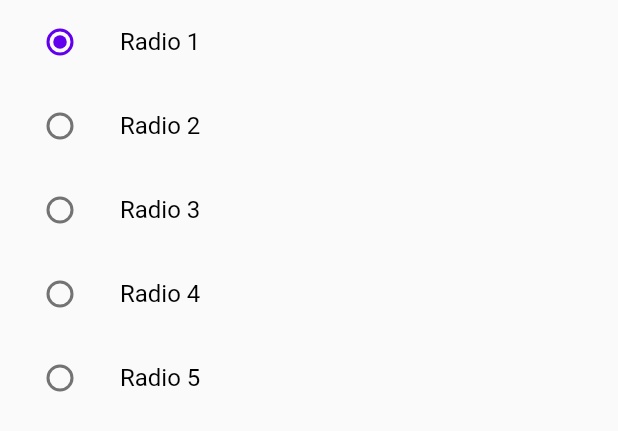
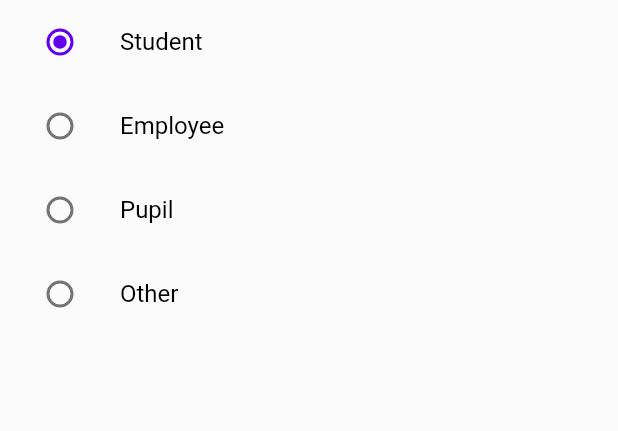
Before and after one commit to RobinNunkesser/flutter-mensa-assignment-2, a Flutter app: the SettingsPage widget shown alone on an empty page, opened directly, on a phone screen of 412 x 824 dp. Shown: the top 431 px of the screen. Run offline on Flutter 3.47's test engine with Material 2 defaults, Android fonts, the phone set to English and light mode, and no system bars; our stand-ins replace logger, shared_preferences; missing offline and left inert: meal_ports, mock_meal_adapters; accounts and stored records are empty; statements that could not run were skipped.

```diff
--- a/lib/settings_page.dart
+++ b/lib/settings_page.dart
@@ -1,21 +1,41 @@
 import 'package:flutter/material.dart';
+import 'package:shared_preferences/shared_preferences.dart';
+
+String statusKey = 'status';
 
 class SettingsPage extends StatefulWidget {
+  const SettingsPage({Key? key}) : super(key: key);
+
   @override
   State<SettingsPage> createState() => _SettingsPageState();
 }
 
 class _SettingsPageState extends State<SettingsPage> {
-  int _value = 1;
+  int _value = 0;
+  final List<String> _radioOptions = ["Student", "Employee", "Pupil", "Other"];
+  late SharedPreferences prefs;
+
+  @override
+  void initState() {
+    readStatus();
+    super.initState();
+  }
+
+  readStatus() async{
+    prefs = await SharedPreferences.getInstance();
+    setState(() {
+      _value = prefs.getInt(statusKey) ?? 0;
+    });
+  }
 
   @override
   Widget build(BuildContext context) {
     return Column(
       children: <Widget>[
-        for (int i = 1; i <= 5; i++)
+        for (int i = 0; i < _radioOptions.length; i++)
           ListTile(
             title: Text(
-              'Radio $i',
+              _radioOptions[i],
               style: Theme.of(context)
                   .textTheme
                   .subtitle1
@@ -24,12 +44,13 @@ class _SettingsPageState extends State<SettingsPage> {
             leading: Radio(
               value: i,
               groupValue: _value,
-              activeColor: Color(0xFF6200EE),
+              activeColor: const Color(0xFF6200EE),
               onChanged:
-              (int? value) {
+              (int? value) async {
                 setState(() {
                   _value = value!;
                 });
+                await prefs.setInt(statusKey, _value);
               },
             ),
           ),
```
Also changed, not shown: lib/mappings.dart (+26 -5 lines), lib/mensa_page.dart (+41 -3 lines), pubspec.lock, 10 other files.
